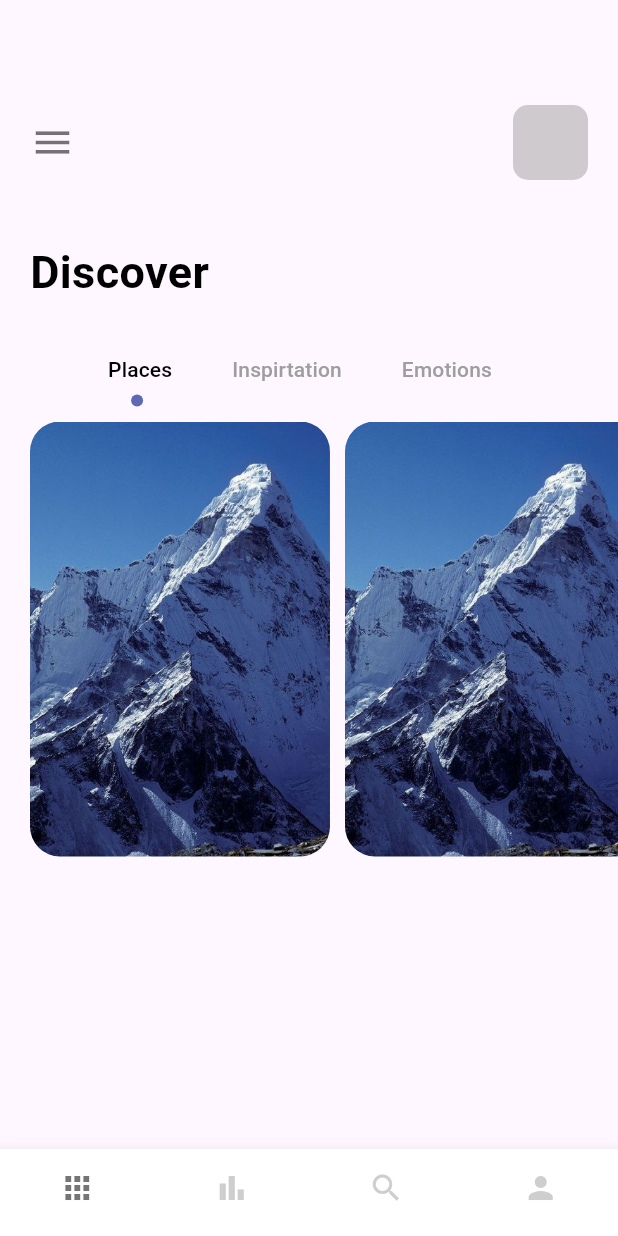
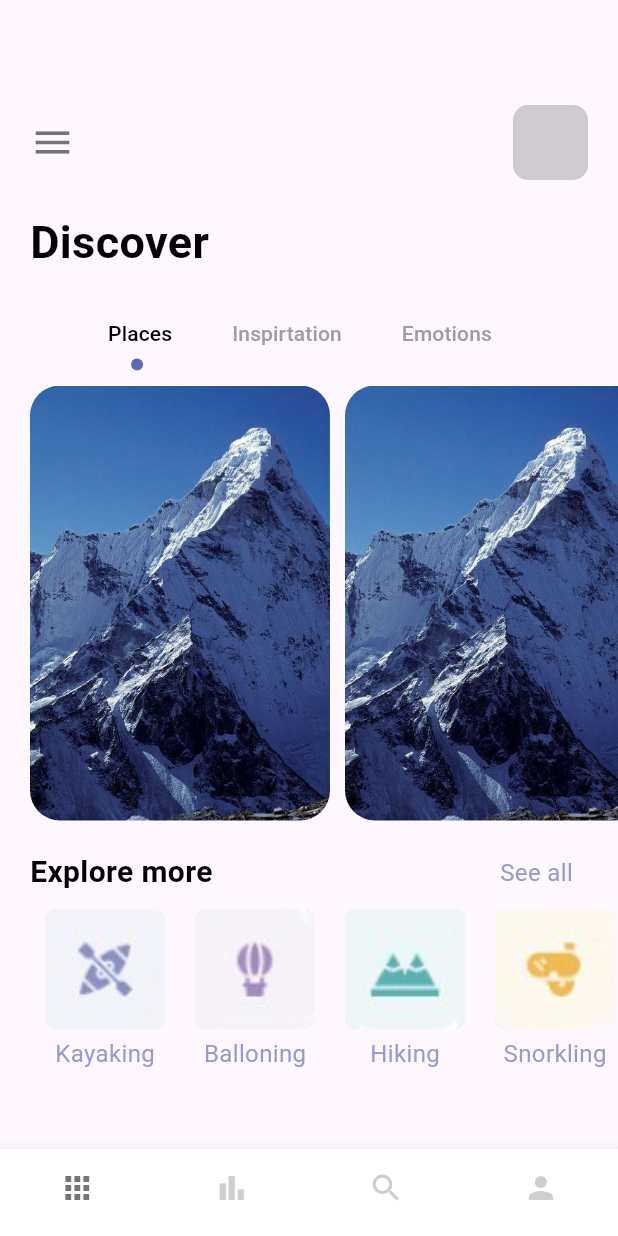
Before and after one commit to nmolkeri/trip-planner-flutter, a Flutter app: the screen it shows after launch, on a phone screen of 412 x 824 dp. Run offline on Flutter 3.47's test engine with Material 2 defaults, Android fonts, the light colour scheme and no system bars.

Commit message:
added bottom scroll

```diff
--- a/lib/pages/nav_pages/home_page.dart
+++ b/lib/pages/nav_pages/home_page.dart
@@ -1,6 +1,7 @@
 import 'package:flutter/material.dart';
 import 'package:trip_finder/misc/colors.dart';
 import 'package:trip_finder/widgets/app_large_text.dart';
+import 'package:trip_finder/widgets/app_text.dart';
 
 class HomePage extends StatefulWidget {
   const HomePage({super.key});
@@ -10,6 +11,19 @@ class HomePage extends StatefulWidget {
 }
 
 class _HomePageState extends State<HomePage> with TickerProviderStateMixin {
+  var exploreImgs = [
+    "kayaking.png",
+    "balloning.png",
+    "hiking.png",
+    "snorkling.png"
+  ];
+  var explrText = [
+    "Kayaking",
+    "Balloning",
+    "Hiking",
+    "Snorkling"
+  ];
+
   @override
   Widget build(BuildContext context) {
     TabController _tabController = TabController(length: 3, vsync: this);
@@ -36,13 +50,13 @@ class _HomePageState extends State<HomePage> with TickerProviderStateMixin {
               ],
             ),
           ),
-          SizedBox(height: 40),
+          SizedBox(height: 20),
           //discover text
           Container(
             margin: const EdgeInsets.only(left: 20),
             child: AppLargeText(text: "Discover")
           ),
-          SizedBox(height: 20),
+          SizedBox(height: 16),
           //tabbar
           Container(
             child: Align(
@@ -94,6 +108,53 @@ class _HomePageState extends State<HomePage> with TickerProviderStateMixin {
                 Text("Hiiiiiffddd!!!"),
               ]
             ),
+          ),
+          SizedBox(height: 20),
+          Container(
+            margin: const EdgeInsets.only(left: 20, right: 30),
+            child: Row(
+              children: [
+                AppLargeText(text: "Explore more", size: 20),
+                Expanded(child: Container()),
+                AppText(text: "See all", color: AppColors.textColor1,)
+              ],
+            ),
+          ),
+          SizedBox(height: 10),
+          Container(
+            margin: const EdgeInsets.only(left: 30),
+            height: 120,
+            child: ListView.builder(
+              scrollDirection: Axis.horizontal,
+              itemCount: 4,
+              itemBuilder:  (BuildContext context, int index) {
+                return Container(
+                  margin: const EdgeInsets.only(right: 20),
+                  child: Column(
+                    crossAxisAlignment: CrossAxisAlignment.center,
+                    children: [
+                      Container(
+                        // margin: const EdgeInsets.only(right: 30),
+                        height: 80,
+                        width: 80,
+                        decoration: BoxDecoration(
+                          borderRadius: BorderRadius.circular(8),
+                          color: AppColors.mainTextColor.withOpacity(0.4),
+                          image: DecorationImage(
+                              image: AssetImage("img/"+exploreImgs[index]),
+                              fit: BoxFit.cover
+                            ),
+                          )
+                        ),
+                        SizedBox(height: 5),
+                        Container(
+                          child: AppText(text: explrText[index], color: AppColors.textColor1)
+                        )
+                    ],
+                  ),
+                );
+              }
+            ),
           )
         ],
       )
```
